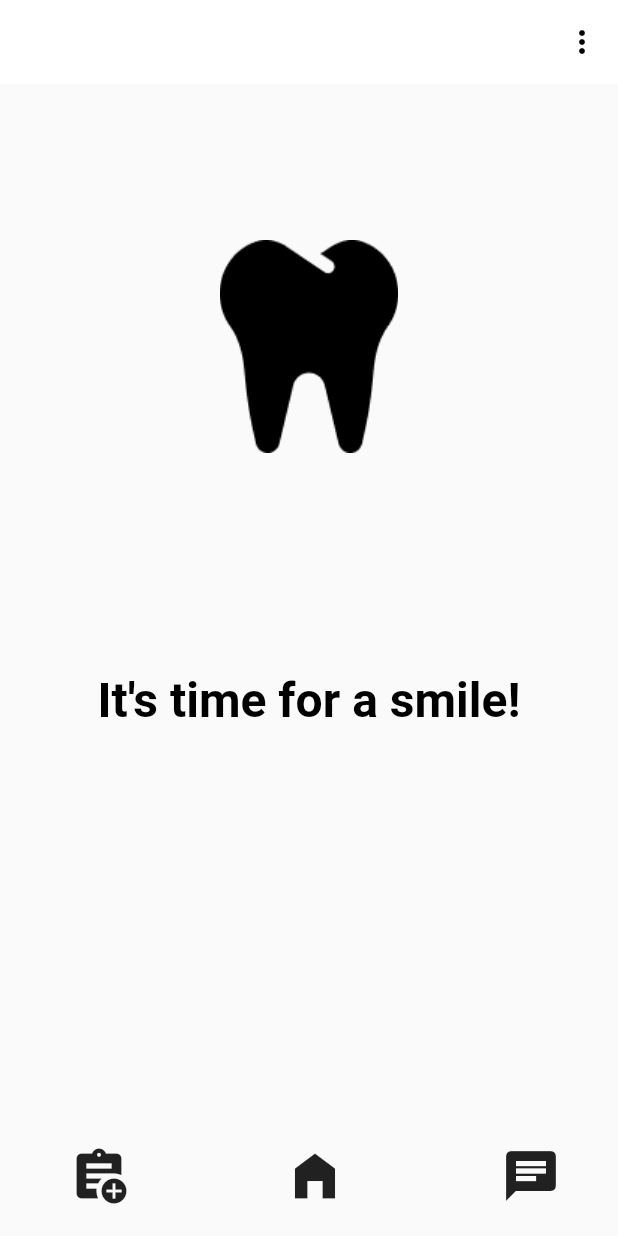
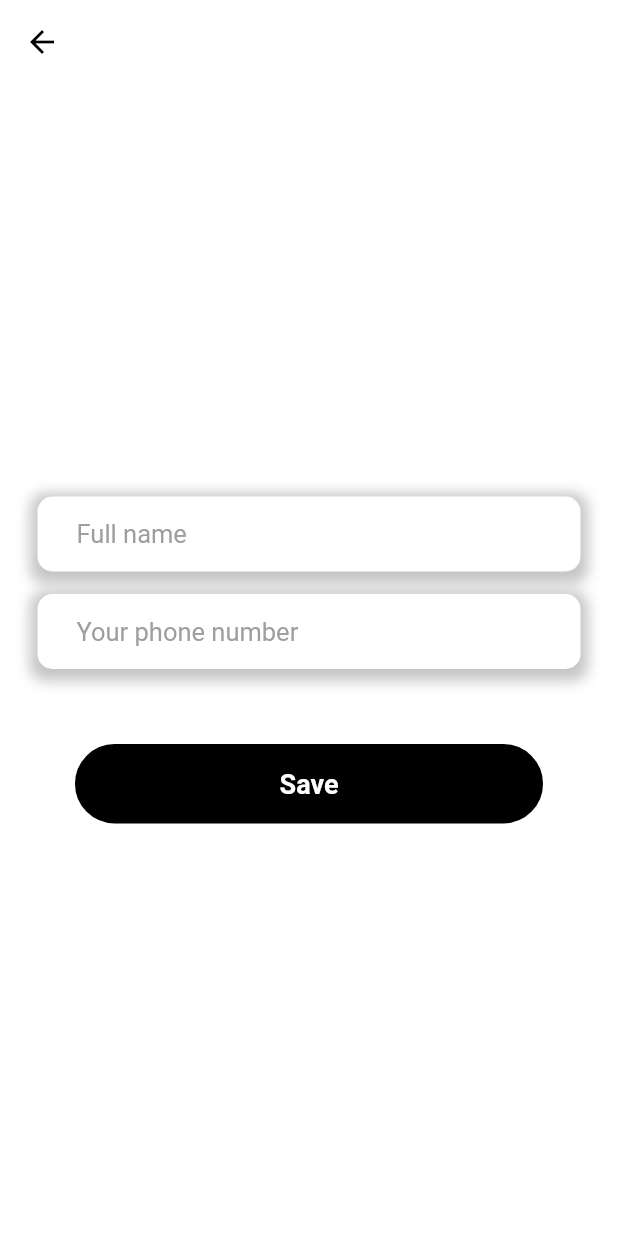
Before and after one commit to robertbusaru/flutter_framework_app_bachelors_degree_project, a Flutter app: the screen it shows once a user with an empty profile is signed in, item 2 of the bottom bar chosen, after a tap on the "assignment add" icon, on a phone screen of 412 x 824 dp. Run offline on Flutter 3.47's test engine with Material 2 defaults, Android fonts, the phone set to English and light mode, and no system bars; our stand-ins replace firebase_auth, firebase_core, google_fonts; accounts and stored records are empty; network calls fail.

Commit message:
added booking UI, but without calendar

```diff
--- /dev/null
+++ b/lib/components/my_scheduling_button.dart
@@ -0,0 +1,37 @@
+import 'package:flutter/material.dart';
+import 'package:google_fonts/google_fonts.dart';
+
+class MySchedulingButton extends StatelessWidget{
+  final Function()? onTap;
+
+  const MySchedulingButton({
+    super.key,
+    required this.onTap,
+  });
+
+  @override
+  Widget build(BuildContext context){
+    return GestureDetector(
+      onTap: onTap,
+      child: Padding(
+        padding: const EdgeInsets.symmetric(horizontal: 50.0),
+        child: Container(
+          padding: const EdgeInsets.all(15),
+          decoration: BoxDecoration(
+            color: Colors.black,
+            border: Border.all(color: Colors.black),
+            borderRadius: BorderRadius.circular(30),),
+          child: Center(
+            child: Text('Save',
+              style: GoogleFonts.aBeeZee(
+                fontSize: 18,
+                color: Colors.white,
+                fontWeight: FontWeight.bold,
+              ),
+            ),
+          ),
+        ),
+      ),
+    );
+  }
+}
--- a/lib/components/my_text_field.dart
+++ b/lib/components/my_text_field.dart
@@ -44,7 +44,7 @@ class MyTextField extends StatelessWidget{
               border: InputBorder.none,
               hintText: hintText,
               hintStyle: GoogleFonts.aBeeZee(
-                color: Colors.black,
+                color: Colors.grey,
                 fontSize: 17,
               ),
             ),
--- a/lib/pages/home_page.dart
+++ b/lib/pages/home_page.dart
@@ -1,7 +1,8 @@
+import 'package:dentalapp/pages/logout_page.dart';
+import 'package:dentalapp/pages/scheduling_page.dart';
 import 'package:firebase_auth/firebase_auth.dart';
 import 'package:flutter/material.dart';
 import 'package:google_fonts/google_fonts.dart';
-import 'logout_page.dart';
 
 class HomePage extends StatelessWidget{
   HomePage({super.key});
@@ -68,7 +69,10 @@ class HomePage extends StatelessWidget{
               children: [
                 IconButton(
                   onPressed: () {
-                    // Adăugați aici codul pentru a crea o programare la medic
+                    Navigator.push(
+                      context,
+                      MaterialPageRoute(builder: (context) => const CreateMedicalMeeting()),
+                    );
                   },
                   icon: const Icon(Icons.assignment_add, size: 40),
                 ),
--- /dev/null
+++ b/lib/pages/scheduling_page.dart
@@ -0,0 +1,81 @@
+import 'package:dentalapp/components/my_scheduling_button.dart';
+import 'package:dentalapp/components/my_text_field.dart';
+import 'package:flutter/material.dart';
+
+
+import 'home_page.dart';
+
+class CreateMedicalMeeting extends StatefulWidget{
+
+  const CreateMedicalMeeting({super.key});
+
+  @override
+  State<CreateMedicalMeeting> createState() => _CreateMedicalMeetingState();
+
+}
+
+class _CreateMedicalMeetingState extends State<CreateMedicalMeeting>{
+
+  final emailController = TextEditingController();
+  final phoneController = TextEditingController();
+
+  @override
+  Widget build(BuildContext context){
+    return Scaffold(
+        appBar: AppBar(
+            backgroundColor: Colors.white,
+            elevation: 0,
+            leading:
+            IconButton(
+              onPressed: () {
+                Navigator.push(
+                  context,
+                  MaterialPageRoute(builder: (context) => HomePage()),
+                );
+              },
+              icon: const Icon(Icons.arrow_back),
+              color: Colors.black,
+            )
+        ),
+        backgroundColor: Colors.white,
+        body: SafeArea(
+            child: Center(
+                child: SingleChildScrollView(
+                  child:Column(
+                      mainAxisAlignment: MainAxisAlignment.center,
+                      children: [
+                        // Calendar
+
+                        // Name field
+                        MyTextField(
+                          controller: emailController,
+                          hintText: 'Full name',
+                          obscureText: false,
+                        ),
+                        const SizedBox(height: 15),
+
+                        // Phone number field
+                        MyTextField(
+                          controller: phoneController,
+                          hintText: 'Your phone number',
+                          obscureText: false,
+                        ),
+                        const SizedBox(height: 50),
+
+                        // Save button
+                        MySchedulingButton(
+                          onTap: () {
+                            Navigator.push(
+                              context,
+                              MaterialPageRoute(builder: (context) => const CreateMedicalMeeting()),
+                            );
+                          },
+                        ),
+                      ]
+                  ),
+                )
+            )
+        )
+    );
+  }
+}
```
